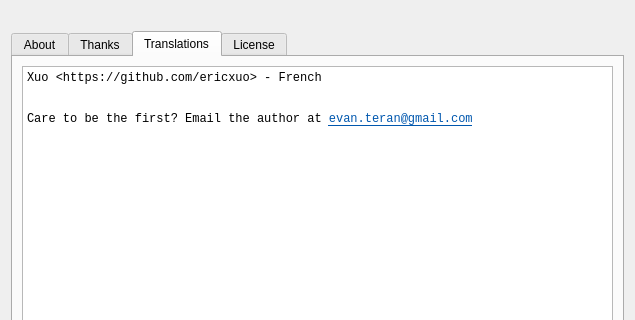
Qt form src/DialogAbout.ui (eteran/nedit-ng) before a commit; both pictures show x 0 to 635 and y 0 to 320 of the 635 by 480 pixel window.
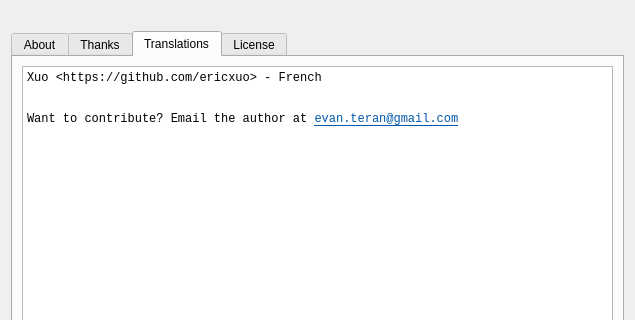
The same form after that commit. The open tabs and pages were chosen to show the change. Icons and pictures are not drawn.

Commit message: relatively small update to about text

Diff of the .ui file:
```diff
--- a/src/DialogAbout.ui
+++ b/src/DialogAbout.ui
@@ -103,7 +103,7 @@
 p, li { white-space: pre-wrap; }
 &lt;/style&gt;&lt;/head&gt;&lt;body style=&quot; font-family:'Monospace'; font-size:10pt; font-weight:400; font-style:normal;&quot;&gt;
 &lt;p style=&quot; margin-top:12px; margin-bottom:12px; margin-left:0px; margin-right:0px; -qt-block-indent:0; text-indent:0px;&quot;&gt;&lt;span style=&quot; font-size:9pt;&quot;&gt;Xuo &amp;lt;https://github.com/ericxuo&amp;gt; - French&lt;/span&gt;&lt;/p&gt;
-&lt;p style=&quot; margin-top:12px; margin-bottom:12px; margin-left:0px; margin-right:0px; -qt-block-indent:0; text-indent:0px;&quot;&gt;&lt;span style=&quot; font-size:9pt;&quot;&gt;&lt;br /&gt;Care to be the first? Email the author at &lt;/span&gt;&lt;a href=&quot;mailto:evan.teran@gmail.com&quot;&gt;&lt;span style=&quot; font-size:9pt; text-decoration: underline; color:#0057ae;&quot;&gt;evan.teran@gmail.com&lt;/span&gt;&lt;/a&gt;&lt;/p&gt;&lt;/body&gt;&lt;/html&gt;</string>
+&lt;p style=&quot; margin-top:12px; margin-bottom:12px; margin-left:0px; margin-right:0px; -qt-block-indent:0; text-indent:0px;&quot;&gt;&lt;span style=&quot; font-size:9pt;&quot;&gt;&lt;br /&gt;Want to contribute? Email the author at &lt;/span&gt;&lt;a href=&quot;mailto:evan.teran@gmail.com&quot;&gt;&lt;span style=&quot; font-size:9pt; text-decoration: underline; color:#0057ae;&quot;&gt;evan.teran@gmail.com&lt;/span&gt;&lt;/a&gt;&lt;/p&gt;&lt;/body&gt;&lt;/html&gt;</string>
          </property>
          <property name="textInteractionFlags">
           <set>Qt::LinksAccessibleByMouse|Qt::TextSelectableByMouse</set>
```
